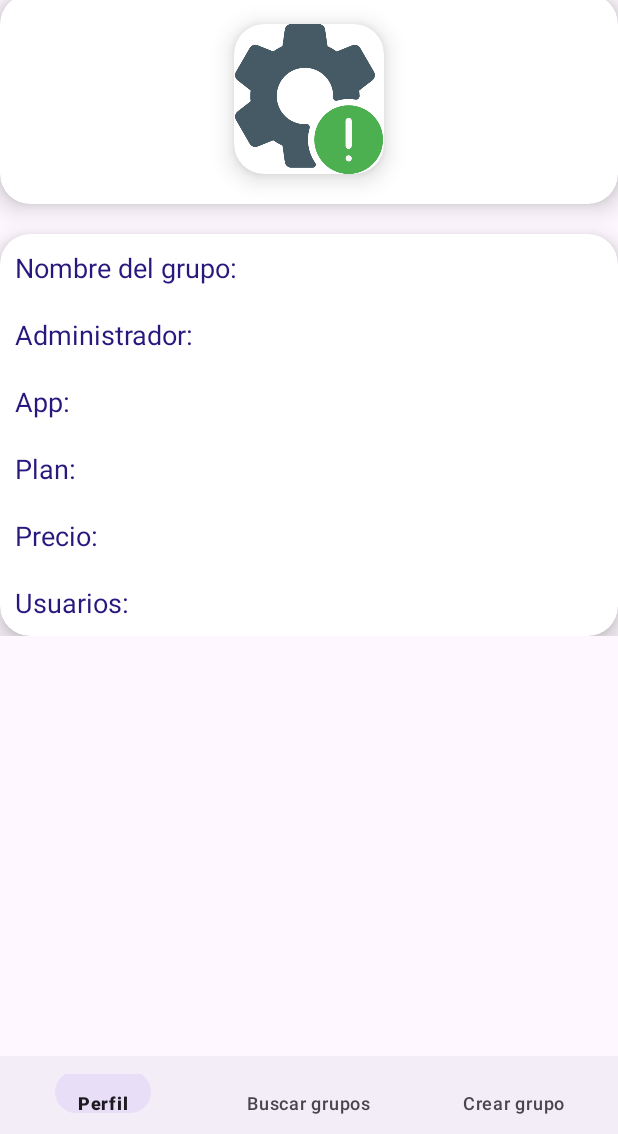
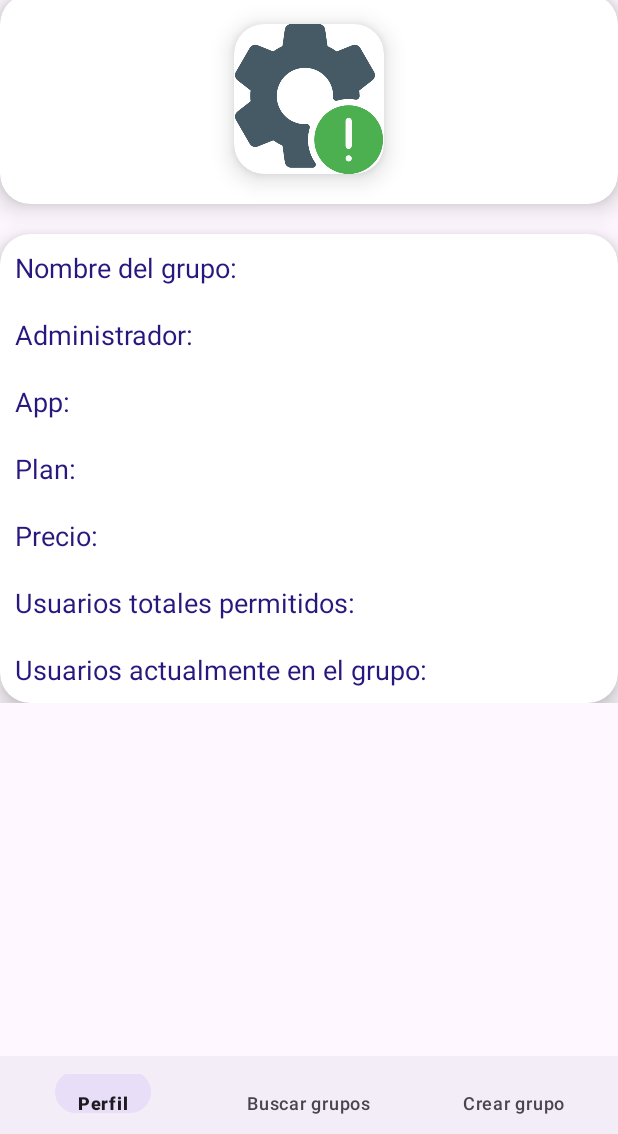
Before and after one commit to ARP-10/Colectif, an Android app: the VerInfoGrupoFragment screen opened through its navigation route, on a phone screen of 412 x 824 dp, the part 102-1236 px from its top. Run offline under Robolectric (Android 15) with nearby library versions, the phone set to English and light mode, and no system bars; our stand-ins replace Firebase (no records; nobody signed in at launch, a user with empty details on screens opened directly), navigation-ui; libraries missing offline, so code that uses them is left out: com.karumi.dexter; pictures from the network do not load; 11 statements that could not run were skipped.

Commit message:
Configurado el numero maximo de usuarios permitidos de cada grupo + etiqueta mostrar usuarios actuales

```diff
--- a/app/src/main/java/com/example/colectif/InterfazUsuario/Fragments/VerInfoGrupoFragment.kt
+++ b/app/src/main/java/com/example/colectif/InterfazUsuario/Fragments/VerInfoGrupoFragment.kt
@@ -40,6 +40,8 @@ class VerInfoGrupoFragment : Fragment() {
     }
 
     override fun onViewCreated(view: View, savedInstanceState: Bundle?) {
+
+        // Mostrar los datos en el fragment
         val databaseReference: DatabaseReference = FirebaseDatabase.getInstance("https://colectif-project-default-rtdb.europe-west1.firebasedatabase.app/").getReference("groups")
         val databaseReference2: DatabaseReference = FirebaseDatabase.getInstance("https://colectif-project-default-rtdb.europe-west1.firebasedatabase.app/").getReference("users")
 
@@ -52,6 +54,8 @@ class VerInfoGrupoFragment : Fragment() {
                 val nombre = childSnapshot.child(idGrupo!!).child("nombre").value.toString()
                 val plan = childSnapshot.child(idGrupo!!).child("plan").value.toString()
                 val precio = childSnapshot.child(idGrupo!!).child("precio").value.toString()
+                val usuariosMax = childSnapshot.child(idGrupo!!).child("numMax").value.toString()
+                val usuariosActuales = childSnapshot.child(idGrupo!!).child("numUsuarios").value.toString()
 
                 // Obtener el nombre del admin de la bbdd de "users"
                 databaseReference2.child(administradorId).addListenerForSingleValueEvent(object : ValueEventListener {
@@ -72,7 +76,11 @@ class VerInfoGrupoFragment : Fragment() {
                         binding.imgGrupo.setImageResource(drawableApp)
                         binding.txtNombregrupo.text = nombre
                         binding.txtPlan.text = plan
-                        binding.txtPrecio.text = precio
+                        binding.txtPrecio.text = precio // TODO: no se ve
+                        Log.d("VerInfoGrupoFragment", "Precio: $precio")
+                        binding.txtUsuariosPermitidos.text = usuariosMax
+                        binding.txtUsuariosActuales.text = usuariosActuales
+
                         }
 
                         override fun onCancelled(error: DatabaseError) {
--- a/app/src/main/res/layout/fragment_lista_grupos.xml
+++ b/app/src/main/res/layout/fragment_lista_grupos.xml
@@ -19,7 +19,8 @@
             android:layout_width="match_parent"
             android:layout_height="40dp"
             app:cardCornerRadius="20dp"
-            app:cardElevation="10dp">
+            app:cardElevation="10dp"
+            android:layout_marginTop="5dp">
 
             <androidx.constraintlayout.widget.ConstraintLayout
                 android:layout_width="match_parent"
@@ -63,7 +64,7 @@
             android:id="@+id/Fragment_RecyclerView"
             android:layout_width="match_parent"
             android:layout_height="match_parent"
-            android:layout_marginTop="40dp"
+            android:layout_marginTop="50dp"
             tools:listitem="@layout/recycler_catalogo" />
 
     </androidx.cardview.widget.CardView>
--- a/app/src/main/res/layout/fragment_ver_info_grupo.xml
+++ b/app/src/main/res/layout/fragment_ver_info_grupo.xml
@@ -75,9 +75,9 @@
                     android:id="@+id/txt_nombregrupo"
                     android:layout_width="wrap_content"
                     android:layout_height="wrap_content"
-                    android:textSize="15dp"
                     android:layout_marginLeft="10dp"
                     android:textColor="@color/texto"
+                    android:textSize="15dp"
                     app:layout_constraintBottom_toBottomOf="@+id/txt_etiqueta_nombre"
                     app:layout_constraintStart_toEndOf="@+id/txt_etiqueta_nombre"
                     app:layout_constraintTop_toTopOf="@+id/txt_etiqueta_nombre" />
@@ -86,10 +86,10 @@
                     android:id="@+id/txt_etiqueta_admin"
                     android:layout_width="wrap_content"
                     android:layout_height="wrap_content"
+                    android:layout_marginTop="20dp"
                     android:text="Administrador:"
+                    android:textColor="@color/texto"
                     android:textSize="18dp"
-                    android:layout_marginTop="20dp"
-                    android:textColor="@color/texto"
                     app:layout_constraintStart_toStartOf="parent"
                     app:layout_constraintTop_toBottomOf="@+id/txt_etiqueta_nombre" />
 
@@ -98,9 +98,9 @@
                     android:layout_width="wrap_content"
                     android:layout_height="wrap_content"
 
-                    android:textSize="15dp"
                     android:layout_marginLeft="10dp"
                     android:textColor="@color/texto"
+                    android:textSize="15dp"
                     app:layout_constraintBottom_toBottomOf="@+id/txt_etiqueta_admin"
                     app:layout_constraintStart_toEndOf="@+id/txt_etiqueta_admin"
                     app:layout_constraintTop_toTopOf="@+id/txt_etiqueta_admin" />
@@ -109,10 +109,10 @@
                     android:id="@+id/txt_etiqueta_app"
                     android:layout_width="wrap_content"
                     android:layout_height="wrap_content"
+                    android:layout_marginTop="20dp"
                     android:text="App:"
+                    android:textColor="@color/texto"
                     android:textSize="18dp"
-                    android:layout_marginTop="20dp"
-                    android:textColor="@color/texto"
                     app:layout_constraintStart_toStartOf="parent"
                     app:layout_constraintTop_toBottomOf="@+id/txt_etiqueta_admin" />
 
@@ -121,9 +121,9 @@
                     android:layout_width="wrap_content"
                     android:layout_height="wrap_content"
 
-                    android:textSize="15dp"
                     android:layout_marginLeft="10dp"
                     android:textColor="@color/texto"
+                    android:textSize="15dp"
                     app:layout_constraintBottom_toBottomOf="@+id/txt_etiqueta_app"
                     app:layout_constraintStart_toEndOf="@+id/txt_etiqueta_app"
                     app:layout_constraintTop_toTopOf="@+id/txt_etiqueta_app" />
@@ -132,10 +132,10 @@
                     android:id="@+id/txt_etiqueta_plan"
                     android:layout_width="wrap_content"
                     android:layout_height="wrap_content"
+                    android:layout_marginTop="20dp"
                     android:text="Plan:"
+                    android:textColor="@color/texto"
                     android:textSize="18dp"
-                    android:layout_marginTop="20dp"
-                    android:textColor="@color/texto"
                     app:layout_constraintStart_toStartOf="parent"
                     app:layout_constraintTop_toBottomOf="@+id/txt_etiqueta_app" />
 
@@ -144,9 +144,9 @@
                     android:layout_width="wrap_content"
                     android:layout_height="wrap_content"
 
-                    android:textSize="15dp"
                     android:layout_marginLeft="10dp"
                     android:textColor="@color/texto"
+                    android:textSize="15dp"
                     app:layout_constraintBottom_toBottomOf="@+id/txt_etiqueta_plan"
                     app:layout_constraintStart_toEndOf="@+id/txt_etiqueta_plan"
                     app:layout_constraintTop_toTopOf="@+id/txt_etiqueta_plan" />
@@ -155,10 +155,10 @@
                     android:id="@+id/txt_etiqueta_precio"
                     android:layout_width="wrap_content"
                     android:layout_height="wrap_content"
+                    android:layout_marginTop="20dp"
                     android:text="Precio:"
+                    android:textColor="@color/texto"
                     android:textSize="18dp"
-                    android:layout_marginTop="20dp"
-                    android:textColor="@color/texto"
                     app:layout_constraintStart_toStartOf="parent"
                     app:layout_constraintTop_toBottomOf="@+id/txt_etiqueta_plan" />
 
@@ -166,7 +166,6 @@
                     android:id="@+id/txt_precio"
                     android:layout_width="1dp"
                     android:layout_height="16dp"
-
                     android:layout_marginLeft="10dp"
                     android:textColor="@color/texto"
                     android:textSize="15dp"
@@ -179,10 +178,10 @@
                     android:id="@+id/txt_etiqueta_usuarios"
                     android:layout_width="wrap_content"
                     android:layout_height="wrap_content"
-                    android:text="Usuarios:"
+                    android:layout_marginTop="20dp"
+                    android:text="Usuarios totales permitidos:"
+                    android:textColor="@color/texto"
                     android:textSize="18dp"
-                    android:layout_marginTop="20dp"
-                    android:textColor="@color/texto"
                     app:layout_constraintStart_toStartOf="parent"
                     app:layout_constraintTop_toBottomOf="@+id/txt_etiqueta_precio" />
 
@@ -190,12 +189,34 @@
                     android:id="@+id/txt_usuarios_permitidos"
                     android:layout_width="wrap_content"
                     android:layout_height="wrap_content"
+                    android:layout_marginLeft="10dp"
+                    android:textColor="@color/texto"
+                    android:textSize="15dp"
+                    app:layout_constraintBottom_toBottomOf="@+id/txt_etiqueta_usuarios"
+                    app:layout_constraintStart_toEndOf="@+id/txt_etiqueta_usuarios"
+                    app:layout_constraintTop_toTopOf="@+id/txt_etiqueta_usuarios" />
+
+                <TextView
+                    android:id="@+id/textView"
+                    android:layout_width="wrap_content"
+                    android:layout_height="wrap_content"
+                    android:layout_marginTop="20dp"
+                    android:text="Usuarios actualmente en el grupo:"
+                    android:textColor="@color/texto"
+                    android:textSize="18dp"
+                    app:layout_constraintStart_toStartOf="parent"
+                    app:layout_constraintTop_toBottomOf="@+id/txt_etiqueta_usuarios" />
+
+                <TextView
+                    android:id="@+id/txt_usuarios_actuales"
+                    android:layout_width="wrap_content"
+                    android:layout_height="wrap_content"
+                    android:textColor="@color/texto"
                     android:textSize="15dp"
                     android:layout_marginLeft="10dp"
-                    android:textColor="@color/texto"
-                    app:layout_constraintBottom_toBottomOf="parent"
-                    app:layout_constraintStart_toEndOf="@+id/txt_etiqueta_usuarios"
-                    app:layout_constraintTop_toTopOf="@+id/txt_etiqueta_usuarios" />
+                    app:layout_constraintBottom_toBottomOf="@+id/textView"
+                    app:layout_constraintStart_toEndOf="@+id/textView"
+                    app:layout_constraintTop_toTopOf="@+id/textView" />
 
             </androidx.constraintlayout.widget.ConstraintLayout>
 
--- a/app/src/main/res/layout/recycler_catalogo.xml
+++ b/app/src/main/res/layout/recycler_catalogo.xml
@@ -20,6 +20,7 @@
                     android:layout_width="match_parent"
                     android:layout_height="25dp"
                     app:cardCornerRadius="20dp"
+                    android:layout_marginTop="15dp"
                     app:cardBackgroundColor="@color/fondo"
                     app:layout_constraintEnd_toEndOf="parent"
                     app:layout_constraintStart_toStartOf="parent"
@@ -53,6 +54,7 @@
                     android:layout_height="match_parent"
                     android:foregroundGravity="bottom"
                     android:orientation="horizontal"
+                    android:layout_marginTop="15dp"
                     app:layoutManager="androidx.recyclerview.widget.LinearLayoutManager"
                     app:layout_constraintEnd_toEndOf="parent"
                     app:layout_constraintStart_toStartOf="parent"
```
Also changed, not shown: app/src/main/java/com/example/colectif/Adapter/AdapterUsuarioAdmin.kt (+7 -0 lines), app/src/main/java/com/example/colectif/InterfazUsuario/Fragments/VerGrupoAdminFragment.kt (+22 -1 lines).
